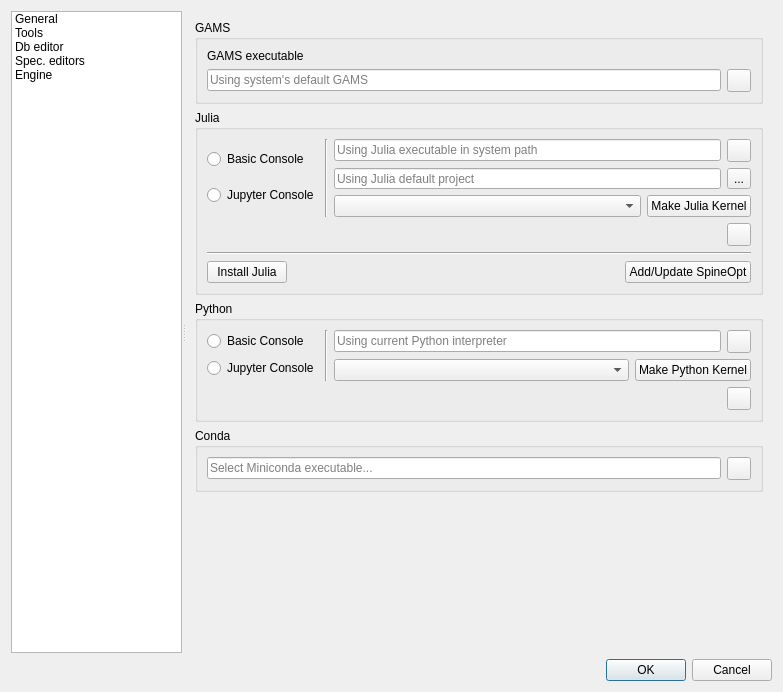
Above: spinetoolbox/ui/settings.ui from spine-tools/Spine-Toolbox before the change. Below: the same form after it.
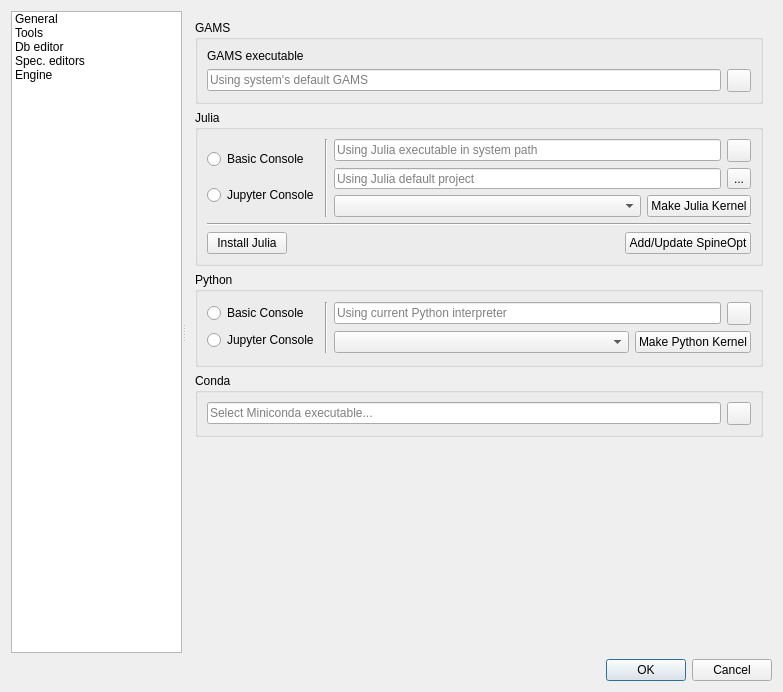
That is the form after the change. The open tabs and pages were chosen to show the change. Icons and pictures are not drawn. Custom widgets are drawn as their Qt base class.

Commit message:
Remove the Set Python defaults and Set Julia defaults buttons
Tool specifications now always use the global Python interpreter
from settings so we do not need to explicitly broadcast it to
specifications.

Re #2446

```diff
--- a/spinetoolbox/ui/settings.ui
+++ b/spinetoolbox/ui/settings.ui
@@ -825,34 +825,6 @@
              </item>
             </layout>
            </item>
-           <item>
-            <layout class="QHBoxLayout" name="horizontalLayout">
-             <item>
-              <spacer name="horizontalSpacer_2">
-               <property name="orientation">
-                <enum>Qt::Horizontal</enum>
-               </property>
-               <property name="sizeHint" stdset="0">
-                <size>
-                 <width>40</width>
-                 <height>20</height>
-                </size>
-               </property>
-              </spacer>
-             </item>
-             <item>
-              <widget class="QToolButton" name="toolButton_set_julia_defaults">
-               <property name="toolTip">
-                <string>&lt;html&gt;&lt;head/&gt;&lt;body&gt;&lt;p&gt;Set Julia Tool execution settings in the current project to defaults&lt;/p&gt;&lt;/body&gt;&lt;/html&gt;</string>
-               </property>
-               <property name="icon">
-                <iconset resource="resources/resources_icons.qrc">
-                 <normaloff>:/icons/share.svg</normaloff>:/icons/share.svg</iconset>
-               </property>
-              </widget>
-             </item>
-            </layout>
-           </item>
            <item>
             <widget class="Line" name="line">
              <property name="orientation">
@@ -1039,34 +1011,6 @@
              </item>
             </layout>
            </item>
-           <item>
-            <layout class="QHBoxLayout" name="horizontalLayout_3">
-             <item>
-              <spacer name="horizontalSpacer_3">
-               <property name="orientation">
-                <enum>Qt::Horizontal</enum>
-               </property>
-               <property name="sizeHint" stdset="0">
-                <size>
-                 <width>40</width>
-                 <height>20</height>
-                </size>
-               </property>
-              </spacer>
-             </item>
-             <item>
-              <widget class="QToolButton" name="toolButton_set_python_defaults">
-               <property name="toolTip">
-                <string>&lt;html&gt;&lt;head/&gt;&lt;body&gt;&lt;p&gt;Set Python Tool execution settings in the current project to defaults&lt;/p&gt;&lt;/body&gt;&lt;/html&gt;</string>
-               </property>
-               <property name="icon">
-                <iconset resource="resources/resources_icons.qrc">
-                 <normaloff>:/icons/share.svg</normaloff>:/icons/share.svg</iconset>
-               </property>
-              </widget>
-             </item>
-            </layout>
-           </item>
           </layout>
          </widget>
         </item>
```
Left out of the diff: 4 changed lines with no effect on the pictures. The commit also changes 4 other files.
